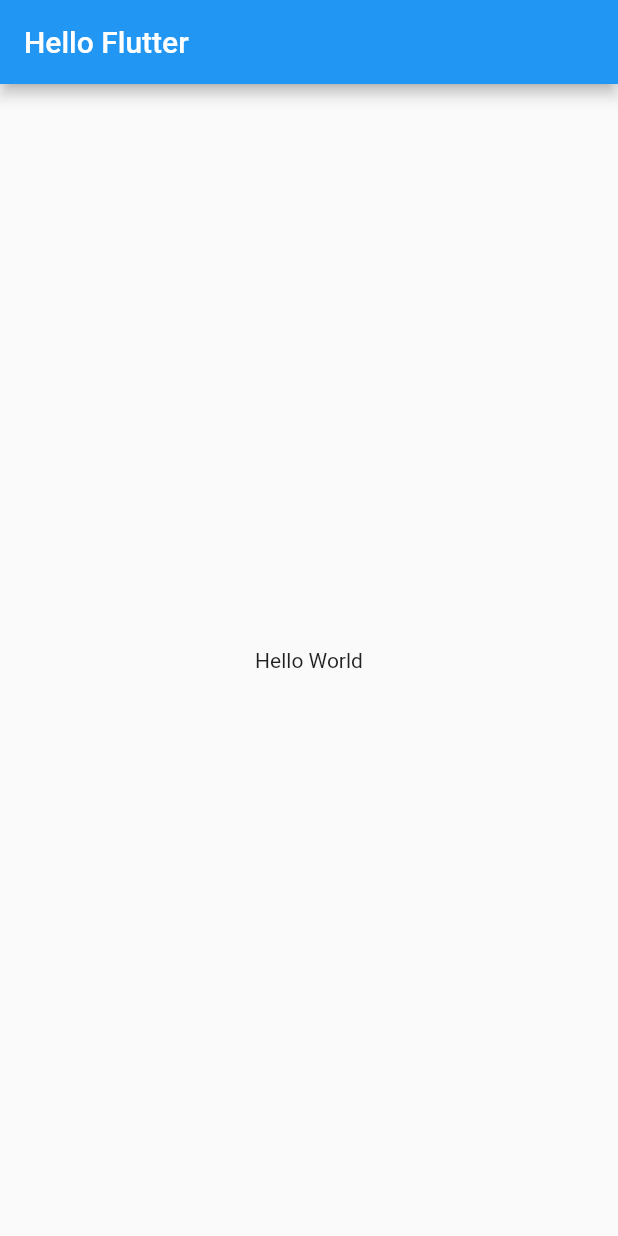
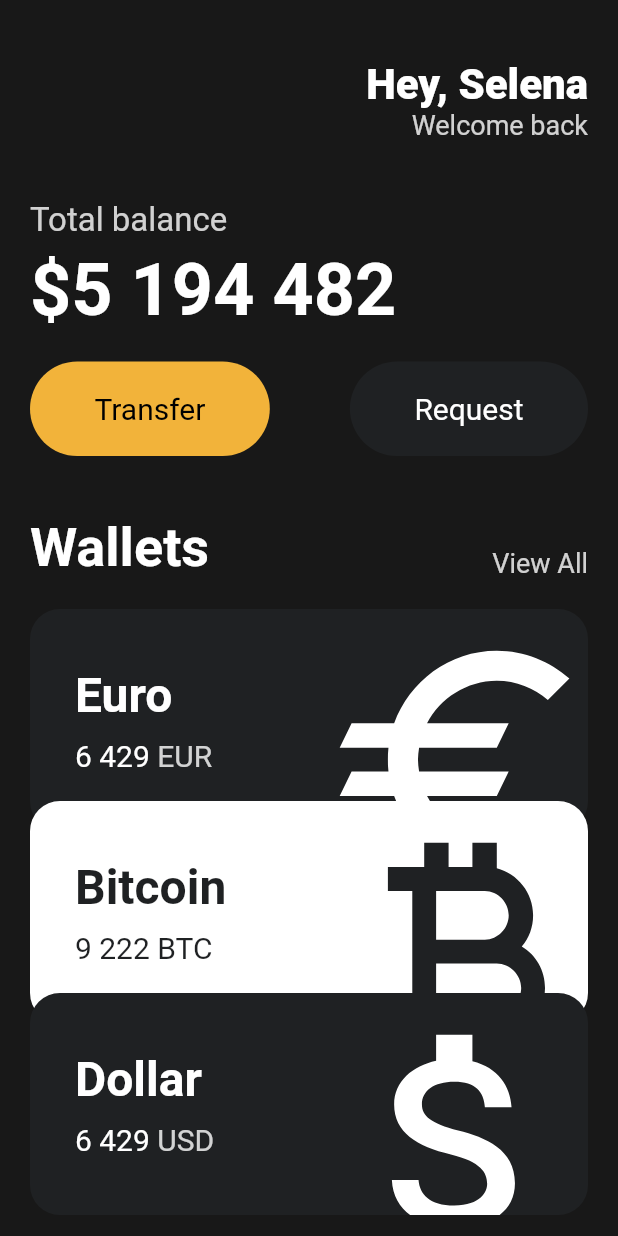
Before and after one commit to sxxkxm/flutter-webtoon, a Flutter app: the screen it shows after launch, on a phone screen of 412 x 824 dp. Run offline on Flutter 3.47's test engine with Material 2 defaults, Android fonts, the phone set to English and light mode, and no system bars.

Commit message:
added cards

```diff
--- a/lib/main.dart
+++ b/lib/main.dart
@@ -1,20 +1,146 @@
 import 'package:flutter/material.dart';
+import 'package:webtoon/widgets/button.dart';
+import 'package:webtoon/widgets/currency_card.dart';
 
 void main() {
-  runApp(App());
+  runApp(const App());
 }
 
 class App extends StatelessWidget {
+  const App({super.key});
+
   @override
   Widget build(BuildContext context) {
     return MaterialApp(
       home: Scaffold(
-          appBar: AppBar(
-            title: Text('Hello Flutter'),
+        backgroundColor: const Color(0xFF181818),
+        body: SingleChildScrollView(
+          child: Padding(
+            padding: const EdgeInsets.symmetric(
+              horizontal: 20,
+            ),
+            child: Column(
+              crossAxisAlignment: CrossAxisAlignment.start,
+              children: [
+                const SizedBox(
+                  height: 40,
+                ),
+                Row(
+                  mainAxisAlignment: MainAxisAlignment.end,
+                  children: [
+                    Column(
+                      crossAxisAlignment: CrossAxisAlignment.end,
+                      children: [
+                        const Text("Hey, Selena",
+                            style: TextStyle(
+                              color: Colors.white,
+                              fontSize: 28,
+                              fontWeight: FontWeight.w800,
+                            )),
+                        Text("Welcome back",
+                            style: TextStyle(
+                              color: Colors.white.withOpacity(0.8),
+                              fontSize: 18,
+                            )),
+                      ],
+                    ),
+                  ],
+                ),
+                const SizedBox(
+                  height: 40,
+                ),
+                Text(
+                  "Total balance",
+                  style: TextStyle(
+                    fontSize: 22,
+                    color: Colors.white.withOpacity(0.8),
+                  ),
+                ),
+                const SizedBox(
+                  height: 5,
+                ),
+                const Text(
+                  "\$5 194 482",
+                  style: TextStyle(
+                    fontSize: 48,
+                    fontWeight: FontWeight.w600,
+                    color: Colors.white,
+                  ),
+                ),
+                const SizedBox(
+                  height: 20,
+                ),
+                const Row(
+                  mainAxisAlignment: MainAxisAlignment.spaceBetween,
+                  children: [
+                    Button(
+                      bgColor: Color(0xFFF2B33A),
+                      text: "Transfer",
+                      textColor: Colors.black,
+                    ),
+                    Button(
+                      bgColor: Color(0xFF1F2123),
+                      text: "Request",
+                      textColor: Colors.white,
+                    ),
+                  ],
+                ),
+                const SizedBox(
+                  height: 40,
+                ),
+                Row(
+                  crossAxisAlignment: CrossAxisAlignment.end,
+                  mainAxisAlignment: MainAxisAlignment.spaceBetween,
+                  children: [
+                    const Text(
+                      "Wallets",
+                      style: TextStyle(
+                        color: Colors.white,
+                        fontSize: 36,
+                        fontWeight: FontWeight.w600,
+                      ),
+                    ),
+                    Text(
+                      "View All",
+                      style: TextStyle(
+                        color: Colors.white.withOpacity(0.8),
+                        fontSize: 18,
+                      ),
+                    ),
+                  ],
+                ),
+                const SizedBox(
+                  height: 20,
+                ),
+                const CurrencyCard(
+                  name: "Euro",
+                  code: "EUR",
+                  amount: "6 429",
+                  icon: Icons.euro,
+                  isInverted: false,
+                  order: 1,
+                ),
+                const CurrencyCard(
+                  name: "Bitcoin",
+                  code: "BTC",
+                  amount: "9 222",
+                  icon: Icons.currency_bitcoin,
+                  isInverted: true,
+                  order: 2,
+                ),
+                const CurrencyCard(
+                  name: "Dollar",
+                  code: "USD",
+                  amount: "6 429",
+                  icon: Icons.attach_money_outlined,
+                  isInverted: false,
+                  order: 3,
+                ),
+              ],
+            ),
           ),
-          body: Center(
-            child: Text('Hello World'),
-          )),
+        ),
+      ),
     );
   }
 }
--- /dev/null
+++ b/lib/widgets/button.dart
@@ -0,0 +1,35 @@
+import 'package:flutter/material.dart';
+
+class Button extends StatelessWidget {
+  final String text;
+  final Color bgColor;
+  final Color textColor;
+
+  const Button({
+    super.key,
+    required this.text,
+    required this.bgColor,
+    required this.textColor,
+  });
+
+  @override
+  Widget build(BuildContext context) {
+    return Container(
+      decoration: BoxDecoration(
+          color: bgColor, borderRadius: BorderRadius.circular(45)),
+      child: Padding(
+        padding: const EdgeInsets.symmetric(
+          vertical: 20,
+          horizontal: 43,
+        ),
+        child: Text(
+          text,
+          style: TextStyle(
+            color: textColor,
+            fontSize: 20,
+          ),
+        ),
+      ),
+    );
+  }
+}
--- /dev/null
+++ b/lib/widgets/currency_card.dart
@@ -0,0 +1,96 @@
+import 'package:flutter/material.dart';
+
+class CurrencyCard extends StatelessWidget {
+  final String name;
+  final String code;
+  final String amount;
+  final IconData icon;
+  final bool isInverted;
+  final _blackColor = const Color(0xFF1F2123);
+  final int order;
+
+  const CurrencyCard({
+    super.key,
+    required this.name,
+    required this.code,
+    required this.amount,
+    required this.icon,
+    required this.isInverted,
+    required this.order,
+  });
+
+  @override
+  Widget build(BuildContext context) {
+    return Transform.translate(
+      offset: order == 1 ? const Offset(0, 0) : Offset(0, (order - 1) * -20),
+      child: Container(
+        clipBehavior: Clip.hardEdge,
+        decoration: BoxDecoration(
+          color: isInverted ? Colors.white : _blackColor,
+          borderRadius: BorderRadius.circular(20),
+        ),
+        child: Padding(
+          padding: const EdgeInsets.all(30),
+          child: Row(
+            mainAxisAlignment: MainAxisAlignment.spaceBetween,
+            children: [
+              Column(
+                crossAxisAlignment: CrossAxisAlignment.start,
+                children: [
+                  Text(
+                    name,
+                    style: TextStyle(
+                      color: isInverted ? _blackColor : Colors.white,
+                      fontSize: 32,
+                      fontWeight: FontWeight.w600,
+                    ),
+                  ),
+                  const SizedBox(
+                    height: 10,
+                  ),
+                  Row(
+                    children: [
+                      Text(
+                        amount,
+                        style: TextStyle(
+                          color: isInverted ? _blackColor : Colors.white,
+                          fontSize: 20,
+                        ),
+                      ),
+                      const SizedBox(
+                        width: 5,
+                      ),
+                      Text(
+                        code,
+                        style: TextStyle(
+                          color: isInverted
+                              ? _blackColor
+                              : Colors.white.withOpacity(0.8),
+                          fontSize: 20,
+                        ),
+                      ),
+                    ],
+                  ),
+                ],
+              ),
+              Transform.scale(
+                scale: 2.2,
+                child: Transform.translate(
+                  offset: const Offset(
+                    -5,
+                    12,
+                  ),
+                  child: Icon(
+                    icon,
+                    color: isInverted ? _blackColor : Colors.white,
+                    size: 88,
+                  ),
+                ),
+              ),
+            ],
+          ),
+        ),
+      ),
+    );
+  }
+}
```
